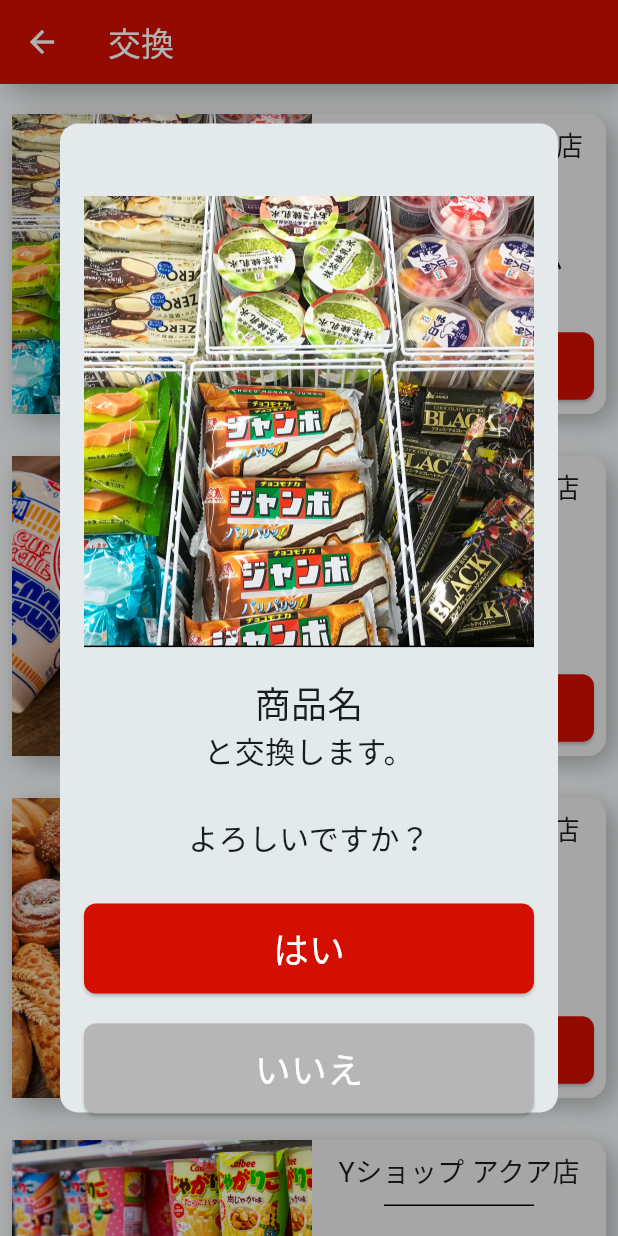
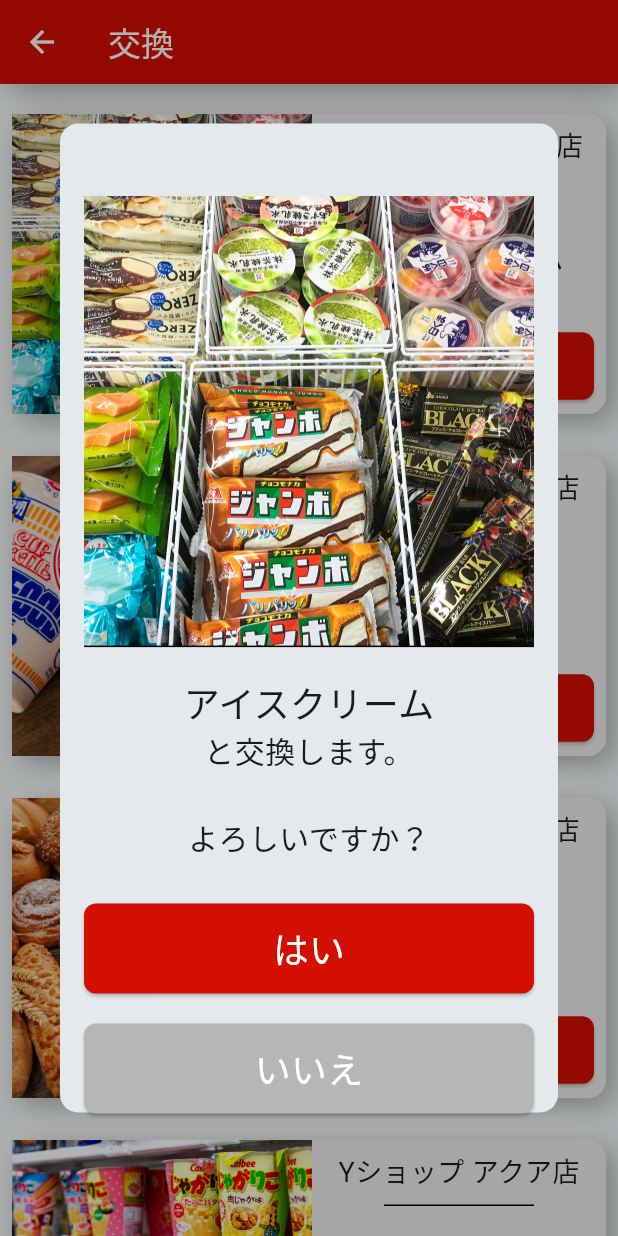
Before and after one commit to nyagasan/pd_app_new, a Flutter app: the ScaffoldExchangePage screen opened by its route, after a tap on "交換", on a phone screen of 412 x 824 dp. Run offline on Flutter 3.47's test engine with Material 3 defaults, Android fonts, the phone set to English and light mode, and no system bars.

Commit message:
feat: 交換からの値渡しを実装

```diff
--- a/lib/app.dart
+++ b/lib/app.dart
@@ -55,7 +55,6 @@ class MyApp extends StatelessWidget {
           '/scaffold_exchange': (context) => ScaffoldExchangePage(),
           '/storehours': (context) => StoreHoursPage(),
           '/settings': (context) => SettingsPage(),
-          '/confirm': (context) => ConfirmModal(),
           '/notification': (context) => NotificationPage(),
         },
       ),
--- a/lib/widgets/confirm_modal.dart
+++ b/lib/widgets/confirm_modal.dart
@@ -1,7 +1,13 @@
 import 'package:flutter/material.dart';
+import '../model/exchange_model.dart';
 
 //確認ページ
 class ConfirmModal extends StatelessWidget {
+  final ExchangeData exchangeData;
+
+  ConfirmModal({required this.exchangeData});
+
+
   @override
   Widget build(BuildContext context) {
     // 画面サイズを取得
@@ -21,7 +27,7 @@ class ConfirmModal extends StatelessWidget {
             SizedBox(height: 32),
             FittedBox(
               child: Image.asset(
-                'assets/images/exc_item1.jpg',
+                exchangeData.image,
                 height: 400,
                 width: 400,
                 fit: BoxFit.fitHeight,
@@ -39,7 +45,7 @@ class ConfirmModal extends StatelessWidget {
             )),
             Column(
               children: [
-                Text('商品名', style: TextStyle(fontSize: 24)),
+                Text(exchangeData.name, style: TextStyle(fontSize: 24)),
                 Text('と交換します。', style: TextStyle(fontSize: 20)),
                 Text('\nよろしいですか？', style: TextStyle(fontSize: 20))
               ],
--- a/lib/widgets/exchange_item_card.dart
+++ b/lib/widgets/exchange_item_card.dart
@@ -73,9 +73,8 @@ class ExchangeItemCard extends StatelessWidget {
                         barrierColor: Colors.black.withOpacity(.3),
                         barrierDismissible: true,
                         barrierLabel: 'Close', // アクセシビリティ用のラベル
-                        // transitionDuration: Duration(milliseconds: 200),
                         pageBuilder: (_, __, ___) {
-                          return ConfirmModal();
+                          return ConfirmModal(exchangeData: exchangeData);
                         },
                       );
                     },
```
